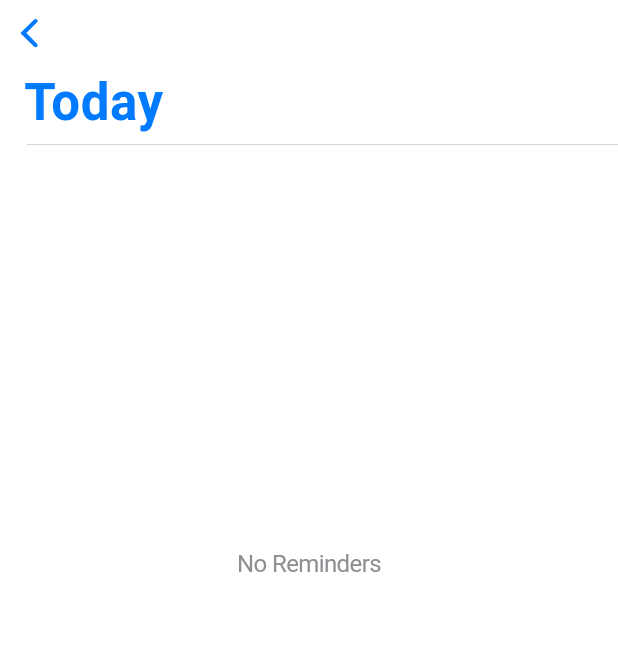
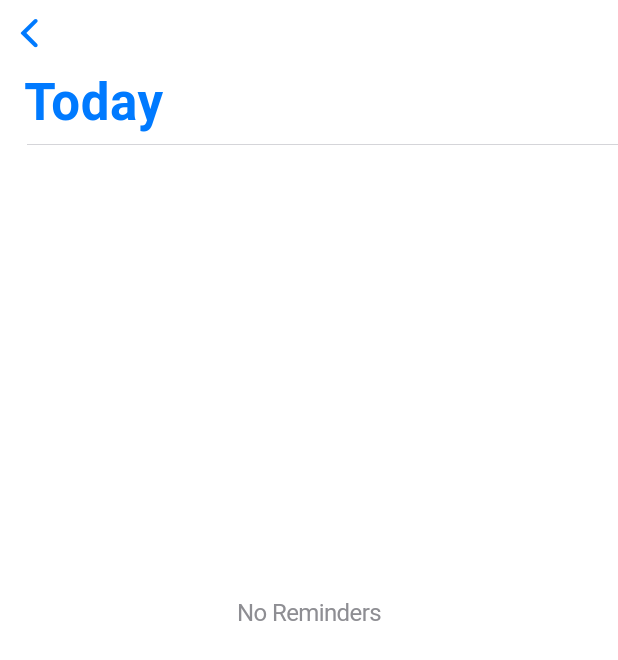
Before and after one commit to Rollfreeze/reminder_lite_flutter, a Flutter app: the screen it shows after launch, after a tap on an icon or button, on a phone screen of 412 x 824 dp. Shown: the top 660 px of the screen. Run offline on Flutter 3.47's test engine with Material 3 defaults, Android fonts, the phone set to English and light mode, and no system bars; our stand-ins replace auto_route, flutter_bloc, freezed_annotation; missing offline and left inert: progress_circle; generated files the repository leaves out were written again.

Commit message:
refactor: NoRemindersView position

```diff
--- a/lib/features/listing/presentation/widgets/no_reminders_view.dart
+++ b/lib/features/listing/presentation/widgets/no_reminders_view.dart
@@ -11,7 +11,7 @@ class NoRemindersView extends StatelessWidget {
     return Column(
       children: [
         Expanded(
-          flex: 2,
+          flex: 4,
           child: Align(
             alignment: Alignment.bottomCenter,
             child: Text(
@@ -21,7 +21,7 @@ class NoRemindersView extends StatelessWidget {
             ),
           ),
         ),
-        const Expanded(flex: 3, child: SizedBox()),
+        const Expanded(flex: 5, child: SizedBox()),
       ],
     );
   }
```
